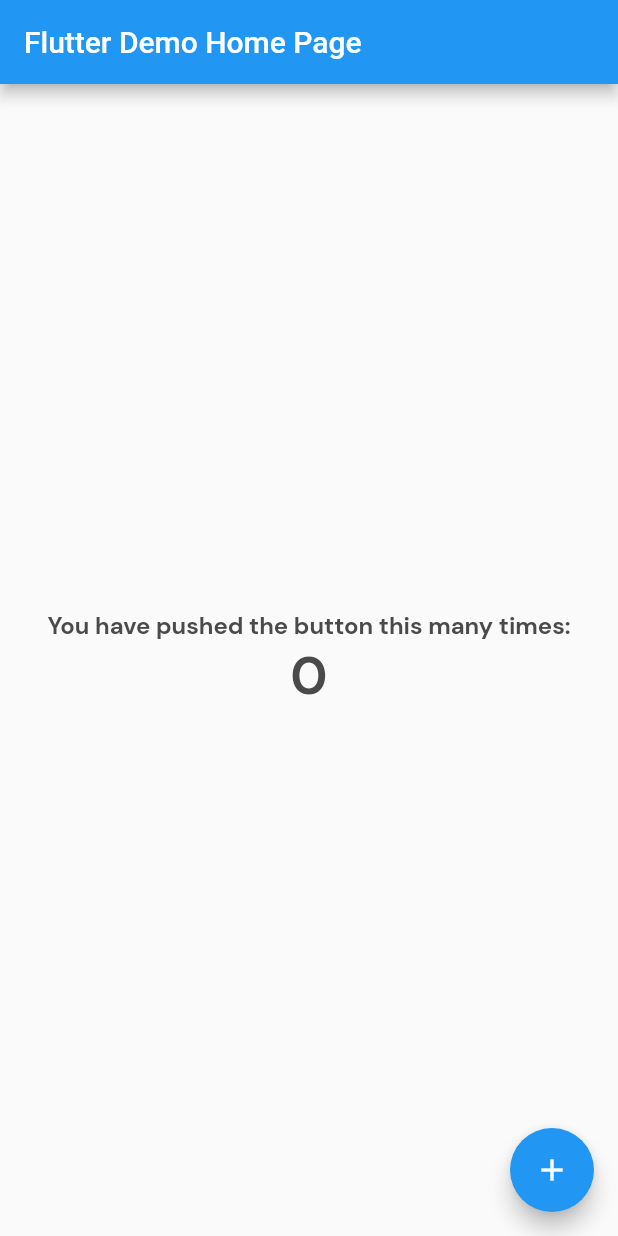
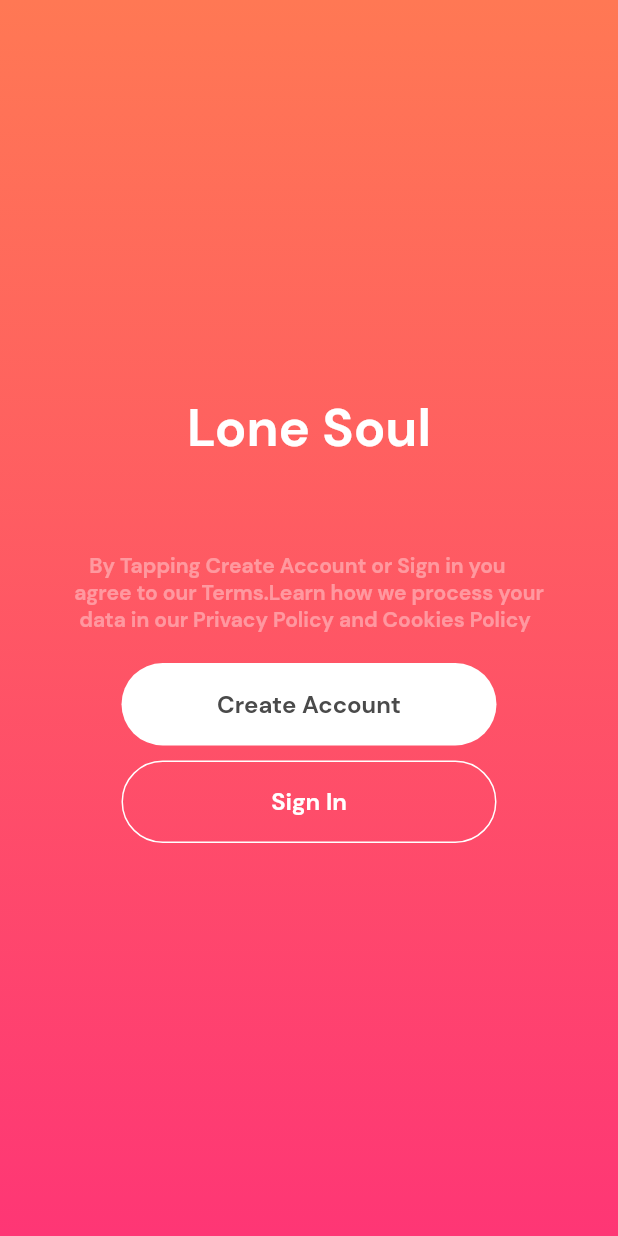
Before and after one commit to loneSoul12/lone_soul, a Flutter app: the screen it shows after launch, on a phone screen of 412 x 824 dp. Run offline on Flutter 3.47's test engine with Material 2 defaults, Android fonts, the light colour scheme and no system bars; Roboto replaces fonts that are missing (DmSans).

Commit message:
Start Auth Screen

```diff
--- a/lib/app_colors.dart
+++ b/lib/app_colors.dart
@@ -5,4 +5,9 @@
   static const brown = Color(0xffFF7854);
   static const darkGrey = Color(0xff4A4A4A);
   static const grey = Color(0xff939393);
+  static const gradient = LinearGradient(
+      colors: [brown, pink],
+      begin: FractionalOffset(0.0, 0.0),
+      end: FractionalOffset(0.0, 1.0),
+      tileMode: TileMode.clamp);
 }
--- a/lib/main.dart
+++ b/lib/main.dart
@@ -1,5 +1,5 @@
 import 'package:flutter/material.dart';
-import 'package:lone_soul/app_styles.dart';
+import 'package:lone_soul/screens/auth_start_screen.dart';
 
 void main() {
   runApp(const MyApp());
@@ -8,107 +8,14 @@
 class MyApp extends StatelessWidget {
   const MyApp({super.key});
 
-  // This widget is the root of your application.
   @override
   Widget build(BuildContext context) {
     return MaterialApp(
       title: 'Flutter Demo',
       theme: ThemeData(
-        // This is the theme of your application.
-        //
-        // Try running your application with "flutter run". You'll see the
-        // application has a blue toolbar. Then, without quitting the app, try
-        // changing the primarySwatch below to Colors.green and then invoke
-        // "hot reload" (press "r" in the console where you ran "flutter run",
-        // or simply save your changes to "hot reload" in a Flutter IDE).
-        // Notice that the counter didn't reset back to zero; the application
-        // is not restarted.
         primarySwatch: Colors.blue,
       ),
-      home: const MyHomePage(title: 'Flutter Demo Home Page'),
+      home: AuthStartScreen(),
     );
   }
 }
-
-class MyHomePage extends StatefulWidget {
-  const MyHomePage({super.key, required this.title});
-
-  // This widget is the home page of your application. It is stateful, meaning
-  // that it has a State object (defined below) that contains fields that affect
-  // how it looks.
-
-  // This class is the configuration for the state. It holds the values (in this
-  // case the title) provided by the parent (in this case the App widget) and
-  // used by the build method of the State. Fields in a Widget subclass are
-  // always marked "final".
-
-  final String title;
-
-  @override
-  State<MyHomePage> createState() => _MyHomePageState();
-}
-
-class _MyHomePageState extends State<MyHomePage> {
-  int _counter = 0;
-
-  void _incrementCounter() {
-    setState(() {
-      // This call to setState tells the Flutter framework that something has
-      // changed in this State, which causes it to rerun the build method below
-      // so that the display can reflect the updated values. If we changed
-      // _counter without calling setState(), then the build method would not be
-      // called again, and so nothing would appear to happen.
-      _counter++;
-    });
-  }
-
-  @override
-  Widget build(BuildContext context) {
-    // This method is rerun every time setState is called, for instance as done
-    // by the _incrementCounter method above.
-    //
-    // The Flutter framework has been optimized to make rerunning build methods
-    // fast, so that you can just rebuild anything that needs updating rather
-    // than having to individually change instances of widgets.
-    return Scaffold(
-      appBar: AppBar(
-        // Here we take the value from the MyHomePage object that was created by
-        // the App.build method, and use it to set our appbar title.
-        title: Text(widget.title),
-      ),
-      body: Center(
-        // Center is a layout widget. It takes a single child and positions it
-        // in the middle of the parent.
-        child: Column(
-          // Column is also a layout widget. It takes a list of children and
-          // arranges them vertically. By default, it sizes itself to fit its
-          // children horizontally, and tries to be as tall as its parent.
-          //
-          // Invoke "debug painting" (press "p" in the console, choose the
-          // "Toggle Debug Paint" action from the Flutter Inspector in Android
-          // Studio, or the "Toggle Debug Paint" command in Visual Studio Code)
-          // to see the wireframe for each widget.
-          //
-          // Column has various properties to control how it sizes itself and
-          // how it positions its children. Here we use mainAxisAlignment to
-          // center the children vertically; the main axis here is the vertical
-          // axis because Columns are vertical (the cross axis would be
-          // horizontal).
-          mainAxisAlignment: MainAxisAlignment.center,
-          children: <Widget>[
-            Text(
-              'You have pushed the button this many times:',
-              style: AppStyles.text,
-            ),
-            Text('$_counter', style: AppStyles.boldHeader),
-          ],
-        ),
-      ),
-      floatingActionButton: FloatingActionButton(
-        onPressed: _incrementCounter,
-        tooltip: 'Increment',
-        child: const Icon(Icons.add),
-      ),
-    );
-  }
-}
--- /dev/null
+++ b/lib/screens/auth_start_screen.dart
@@ -0,0 +1,81 @@
+import 'package:flutter/material.dart';
+import 'package:lone_soul/app_colors.dart';
+import 'package:lone_soul/app_styles.dart';
+
+class AuthStartScreen extends StatelessWidget {
+  const AuthStartScreen({super.key});
+
+  @override
+  Widget build(BuildContext context) {
+    return Scaffold(
+        body: Column(
+      children: [
+        Expanded(
+          child: Container(
+            width: double.infinity,
+            decoration: const BoxDecoration(
+              gradient: AppColors.gradient,
+            ),
+            child: Center(
+              child: Column(
+                  mainAxisAlignment: MainAxisAlignment.center,
+                  children: [
+                    Text(
+                      "Lone Soul",
+                      style: AppStyles.boldHeader.copyWith(color: Colors.white),
+                    ),
+                    const SizedBox(
+                      height: 60,
+                    ),
+                    Text(
+                      "   By Tapping Create Account or Sign in you\nagree to our Terms.Learn how we process your\n data in our Privacy Policy and Cookies Policy",
+                      style: AppStyles.text
+                          .copyWith(fontSize: 14, color: Colors.white38),
+                    ),
+                    const SizedBox(
+                      height: 20,
+                    ),
+                    InkWell(
+                      onTap: () {},
+                      child: Container(
+                        height: 55,
+                        width: 250,
+                        decoration: BoxDecoration(
+                            color: Colors.white,
+                            borderRadius: BorderRadius.circular(30)),
+                        child: Center(
+                          child: Text(
+                            "Create Account",
+                            style: AppStyles.text,
+                          ),
+                        ),
+                      ),
+                    ),
+                    const SizedBox(
+                      height: 10,
+                    ),
+                    InkWell(
+                      onTap: () {},
+                      child: Container(
+                        height: 55,
+                        width: 250,
+                        decoration: BoxDecoration(
+                            border: Border.all(color: Colors.white),
+                            color: Colors.transparent,
+                            borderRadius: BorderRadius.circular(30)),
+                        child: Center(
+                          child: Text(
+                            "Sign In",
+                            style: AppStyles.text.copyWith(color: Colors.white),
+                          ),
+                        ),
+                      ),
+                    )
+                  ]),
+            ),
+          ),
+        ),
+      ],
+    ));
+  }
+}
```
